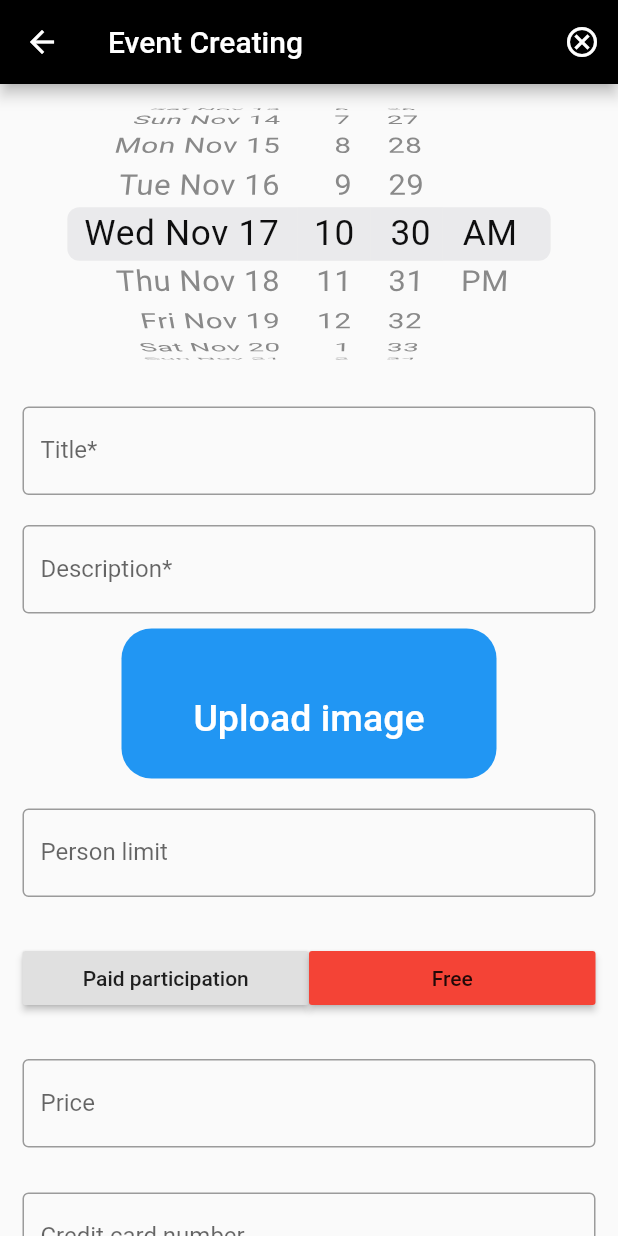
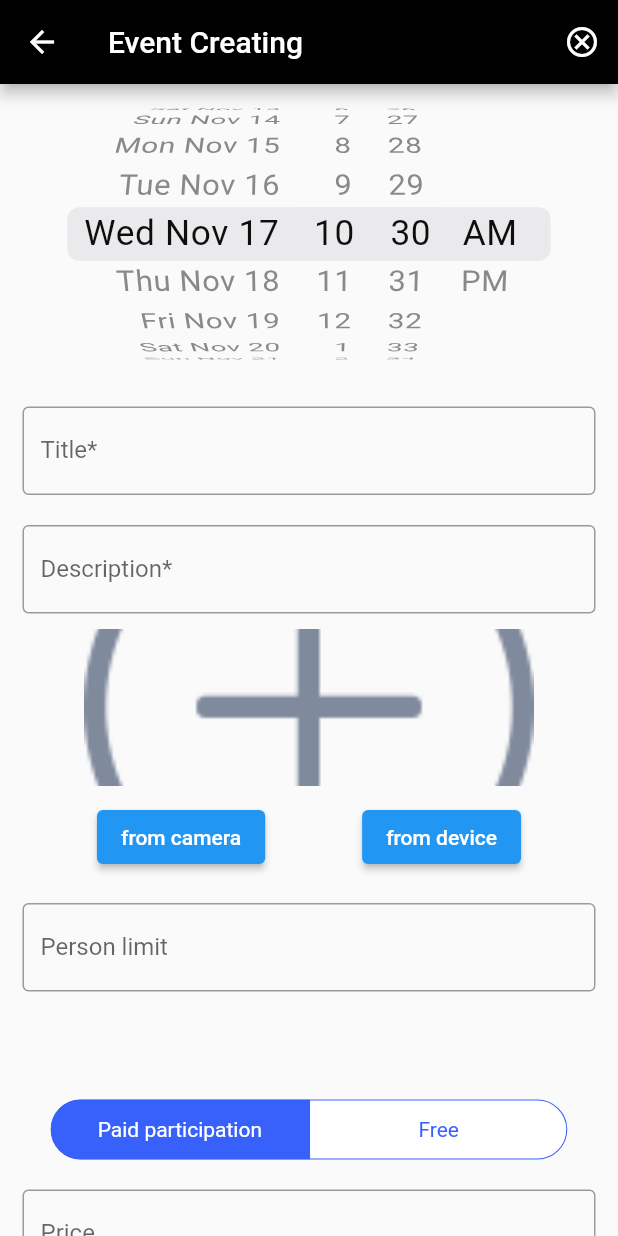
Before and after one commit to yerkinyerkin/final_project_flutter21, a Flutter app: the EventCreate screen opened directly, on a phone screen of 412 x 824 dp. Run offline on Flutter 3.47's test engine with Material 2 defaults, Android fonts, the light colour scheme and no system bars; drawn by our look-alikes of material_segmented_control; our stand-ins replace equatable, flutter_svg, get, image_cropper, image_picker; project files that could hold a hidden picture were left out.

Commit message:
Update EventCreate.dart

```diff
--- a/lib/presentation/home/pages/EventCreate.dart
+++ b/lib/presentation/home/pages/EventCreate.dart
@@ -1,5 +1,12 @@
 import 'package:flutter/cupertino.dart';
 import 'package:flutter/material.dart';
+import "package:image_cropper/image_cropper.dart";
+import "package:image_picker/image_picker.dart";
+import 'package:material_segmented_control/material_segmented_control.dart';
+import 'event_page.dart';
+import 'home_screen.dart';
+import 'dart:io';
+
 
 class EventCreate extends StatefulWidget {
   const EventCreate({Key? key}) : super(key: key);
@@ -10,6 +17,57 @@ class EventCreate extends StatefulWidget {
 }
 
 class _EventCreateState extends State<EventCreate> {
+  File? _selectedFile;
+
+  Widget getImageWidget(){
+    if(null == _selectedFile){
+      return Image.asset(
+        "assets/images/create_event_icon.png",
+        width: 300,
+        height: 105,
+        fit: BoxFit.cover,
+      );
+    }
+    else{
+      return Image.file(
+        _selectedFile!,
+        width: 300,
+        height: 105,
+        fit: BoxFit.cover,
+      );
+    }
+  }
+
+  getImage(ImageSource imageSource) async {
+    // File image = await ImagePicker.pickImage(source: ImageSource.camera);
+    final ImagePicker _picker = ImagePicker();
+    XFile? image = await _picker.pickImage(source: imageSource);
+    if (image != null){
+      File? cropped = await ImageCropper.cropImage(sourcePath: image.path,
+          aspectRatio: CropAspectRatio(ratioX: 1, ratioY: 1),
+          compressQuality: 100,
+          maxWidth: 700,
+          maxHeight: 700,
+          compressFormat: ImageCompressFormat.jpg,
+          androidUiSettings: const AndroidUiSettings(
+            toolbarColor: Color(0xff3861FB),
+            toolbarTitle: "RPS Cropper",
+            statusBarColor: Color(0xff3861FB),
+            backgroundColor: Colors.white,
+          )
+      );
+      setState(() {
+        _selectedFile = cropped;
+      });
+    }
+
+
+  }
+  int _currentSelection = 0;
+  Map<int, Widget> _children = {
+    0:  Container(width: 171.5, child:Center(child:Text('Paid participation'))),
+    1: Container(width: 171.5, child:Center(child:Text('Free'))),
+  };
 
   DateTime _dateTime = DateTime.now();
   @override
@@ -26,7 +84,9 @@ class _EventCreateState extends State<EventCreate> {
               color: Colors.white,
             ),
             onPressed: () {
-              // do something
+              Navigator.push(
+                  context,
+                  MaterialPageRoute(builder: (context) => HomeScreen()) ,);
             },
           )
         ],
@@ -71,20 +131,42 @@ class _EventCreateState extends State<EventCreate> {
               ),
             ),
             Container(
-              height: 100,
+             /* height: 100,
               width: 250,
               padding: const EdgeInsets.only(
                   left: 15.0, right: 15.0, top: 20, bottom: 0),
               decoration: BoxDecoration(
-                  color: Colors.blue, borderRadius: BorderRadius.circular(20)),
-              child: FlatButton(
+                  color: Colors.blue, borderRadius: BorderRadius.circular(20)),*/
+
+              /*child: FlatButton(
                 onPressed: (){},
-                child: Text(
+
+               child: Text(
                   'Upload image',
                   style: TextStyle(color: Colors.white, fontSize: 25),
                 ),
+              ),*/
+              child: Column(
+                children: [
+                Row(
+                mainAxisAlignment: MainAxisAlignment.center,
+                children: [
+                  getImageWidget()
+                  // Image.asset('assets/image/add.png')//assets/image/add.png
+                ],
               ),
+              Padding(padding: EdgeInsets.only(top: 10),),
+              Row(
+                mainAxisAlignment: MainAxisAlignment.spaceEvenly,
+                children: [
+                  ElevatedButton(onPressed: () {getImage(ImageSource.camera);
+                  }, child:Text("from camera", style: TextStyle(color: Colors.white))),
+                  ElevatedButton(onPressed:(){ getImage(ImageSource.gallery);
+                  }, child:Text("from device", style: TextStyle(color: Colors.white),)),
+                ],
+              ),]
             ),
+      ),
             Padding(
               padding: const EdgeInsets.only(
                   left: 15.0, right: 15.0, top: 20, bottom: 10),
@@ -97,29 +179,27 @@ class _EventCreateState extends State<EventCreate> {
               )),
         Container(
           padding: const EdgeInsets.only(
-              left: 15.0, right: 15.0, top: 20, bottom: 10),
-          child: Row(
+              left: 15.0, right: 15.0, top: 20, bottom: 10),),
+          Padding(
+              padding: EdgeInsets.only(top: 32),
+              child: MaterialSegmentedControl(
+                children: _children,
+                selectionIndex: _currentSelection,
+                borderColor: Color(0xff3861fb),
+                selectedColor: Color(0xff3861FB),
+                unselectedColor: Colors.white,
+                borderRadius: 32.0,
+                disabledChildren: [
+                  2,
+                ],
+                onSegmentChosen: (int index) {
+                  setState(() {
+                    _currentSelection = index;
+                  });
+                },
+              )
+          ),
 
-
-            children: <Widget>[
-
-              Expanded(
-                child: RaisedButton(
-                  onPressed: () {},
-                  child: Text("Paid participation",),
-                ),
-              ),
-              Expanded(
-                child: RaisedButton(
-                  child: Text("Free"),
-                  color: Colors.red,
-
-                  onPressed: () {},
-                ),
-              )
-            ],
-          ),
-        ),
             Padding(
                 padding: const EdgeInsets.only(
                     left: 15.0, right: 15.0, top: 20, bottom: 10),
@@ -158,7 +238,12 @@ class _EventCreateState extends State<EventCreate> {
               decoration: BoxDecoration(
                   color: Colors.white, borderRadius: BorderRadius.circular(20)),
               child: FlatButton(
-                onPressed: (){},
+                onPressed: (){
+                  Navigator.push(
+                    context,
+                    MaterialPageRoute(builder: (context) => EventPage()),
+                  );
+                },
                 child: Text(
                   'Save',
                   style: TextStyle(color: Colors.black, fontSize: 25),
```
